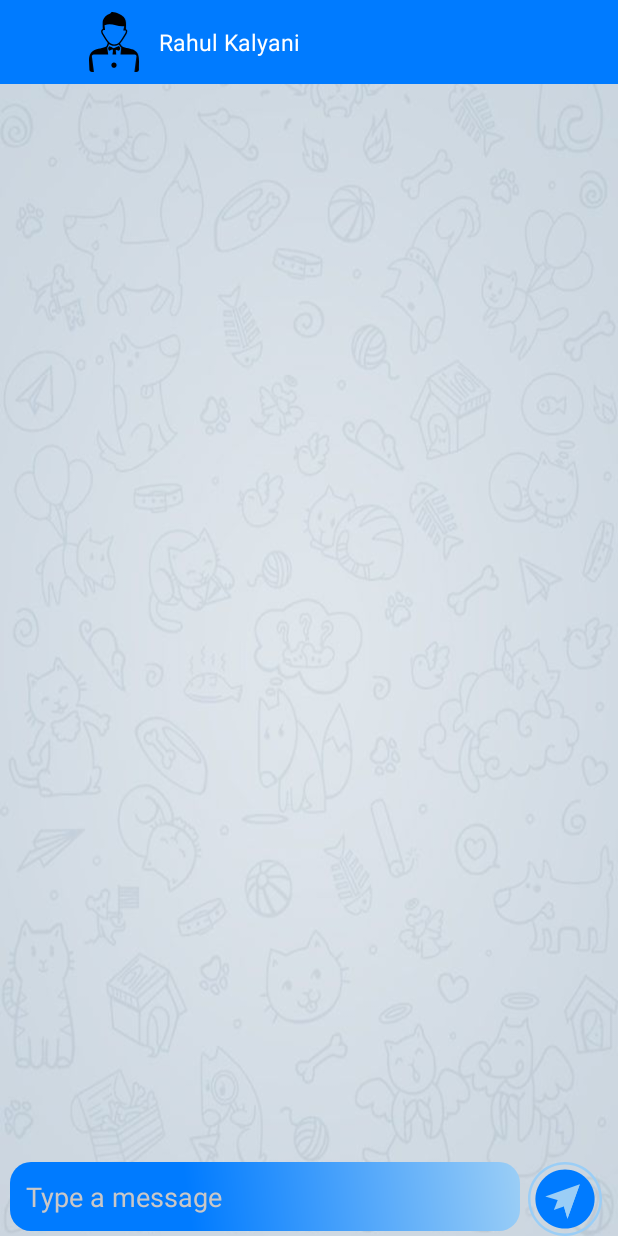
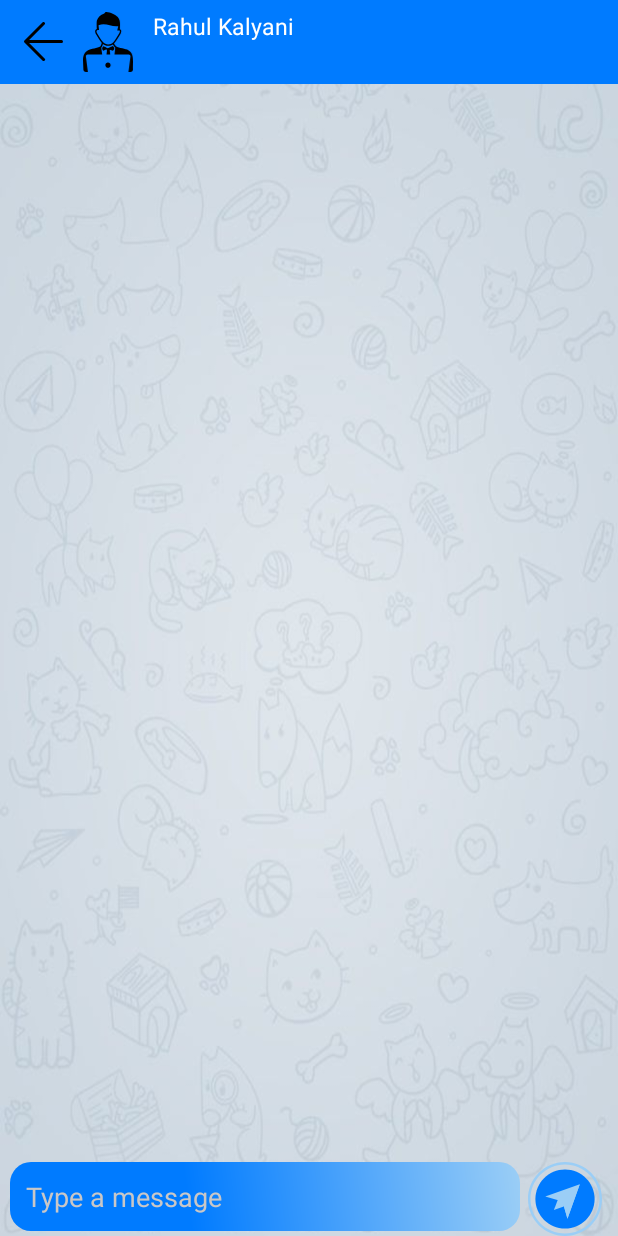
Before and after one commit to paperbirdtechpbt/Cogni, an Android app: the layout activity_chat2.xml on its own in the app's theme, with its tools: preview values and no code run, on a phone screen of 412 x 824 dp. Run offline under Robolectric (Android 15) with nearby library versions, the phone set to English and light mode, and no system bars.

Commit message:
Chat  Typing onchat

```diff
--- a/app/build.gradle
+++ b/app/build.gradle
@@ -107,7 +107,6 @@ dependencies {
     implementation 'com.google.firebase:firebase-firestore-ktx:23.0.3'
     implementation 'com.google.firebase:firebase-database-ktx:20.0.2'
     implementation 'com.google.firebase:firebase-messaging:22.0.0'
-
     //sdp
     implementation 'com.intuit.sdp:sdp-android:1.0.6'
     //chat Message view
--- a/app/src/main/java/com/pbt/cogni/fcm/MyFirebaseMessagingService.kt
+++ b/app/src/main/java/com/pbt/cogni/fcm/MyFirebaseMessagingService.kt
@@ -34,7 +34,7 @@ class MyFirebaseMessagingService : FirebaseMessagingService() {
 
         // Check if message contains a data payload.
         if (remoteMessage.data.isNotEmpty()) {
-//            Log.d(TAG, "Message data payload: ${remoteMessage.data}")
+            Log.d(TAG, "Message data payload: ${remoteMessage.data}")
 
             try {
 
--- a/app/src/main/java/com/pbt/cogni/util/AppConstant.kt
+++ b/app/src/main/java/com/pbt/cogni/util/AppConstant.kt
@@ -4,6 +4,8 @@ object AppConstant {
     var KEY_CALL : String = "Call"
     var VEW_ROUT : String = "VEW_ROUT"
     var ROOM_ID : String = "ROOM_ID"
+    var TYPING = "typing"
+
 
     const val SHARED_PREF_NAME = "friendlymony"
     //Preference
--- /dev/null
+++ b/app/src/main/res/drawable/ic_back.xml
@@ -0,0 +1,9 @@
+<vector xmlns:android="http://schemas.android.com/apk/res/android"
+    android:width="@dimen/_20sdp"
+    android:height="@dimen/_20sdp"
+    android:viewportWidth="52"
+    android:viewportHeight="52">
+  <path
+      android:fillColor="#FF000000"
+      android:pathData="M50,24H6.83L27.41,3.41a2,2 0,0 0,0 -2.82,2 2,0 0,0 -2.82,0l-24,24a1.79,1.79 0,0 0,-0.25 0.31A1.19,1.19 0,0 0,0.25 25c0,0.07 -0.07,0.13 -0.1,0.2l-0.06,0.2a0.84,0.84 0,0 0,0 0.17,2 2,0 0,0 0,0.78 0.84,0.84 0,0 0,0 0.17l0.06,0.2c0,0.07 0.07,0.13 0.1,0.2a1.19,1.19 0,0 0,0.09 0.15,1.79 1.79,0 0,0 0.25,0.31l24,24a2,2 0,1 0,2.82 -2.82L6.83,28H50a2,2 0,0 0,0 -4Z"/>
+</vector>
--- a/app/src/main/res/layout/activity_chat2.xml
+++ b/app/src/main/res/layout/activity_chat2.xml
@@ -84,15 +84,18 @@
             android:layout_height="wrap_content"
             android:background="@color/purple_700">
 
-            <LinearLayout
+            <RelativeLayout
                 android:layout_width="match_parent"
                 android:layout_height="wrap_content"
                 android:orientation="horizontal">
 
+
                 <ImageView
                     android:id="@+id/back_arrow"
-                    android:layout_width="30dp"
-                    android:layout_height="53dp"
+                    android:layout_width="wrap_content"
+                    android:layout_height="wrap_content"
+                    android:background="@drawable/ic_back"
+                    android:layout_centerVertical="true"
                     android:layout_gravity="center" />
 
                 <ImageView
@@ -100,6 +103,8 @@
                     android:layout_width="40dp"
                     android:layout_height="40dp"
                     android:layout_gravity="center"
+                    android:layout_centerVertical="true"
+                    android:layout_toRightOf="@+id/back_arrow"
                     android:layout_marginLeft="10dp"
                     android:src="@drawable/ic_profile" />
 
@@ -109,14 +114,26 @@
                     android:layout_height="wrap_content"
                     android:layout_gravity="center"
                     android:layout_marginLeft="10dp"
+                    android:layout_toRightOf="@+id/imgTeacherImage"
                     android:gravity="center"
                     android:text="Rahul Kalyani"
                     android:textColor="#ffffff"
                     android:textSize="@dimen/_12sdp" />
-            </LinearLayout>
+                <TextView
+                    android:id="@+id/txtTyping"
+                    android:layout_width="wrap_content"
+                    android:layout_height="wrap_content"
+                    android:layout_gravity="center"
+                    android:layout_marginLeft="10dp"
+                    android:layout_toRightOf="@+id/imgTeacherImage"
+                    android:layout_below="@+id/txtTeacherName"
+                    android:gravity="center"
+                    android:text="@={ChatViewModel.isTyping}"
+                    android:textColor="#ffffff"
+                    android:textSize="@dimen/_12sdp" />
+            </RelativeLayout>
 
         </androidx.appcompat.widget.Toolbar>
 
-
     </RelativeLayout>
 </layout>
```
Also changed, not shown: app/src/main/AndroidManifest.xml (+4 -5 lines), app/src/main/java/com/pbt/cogni/activity/chat/ChatActivity.kt (+2 -9 lines), app/src/main/java/com/pbt/cogni/viewModel/ChatViewModel.kt (+59 -26 lines).
